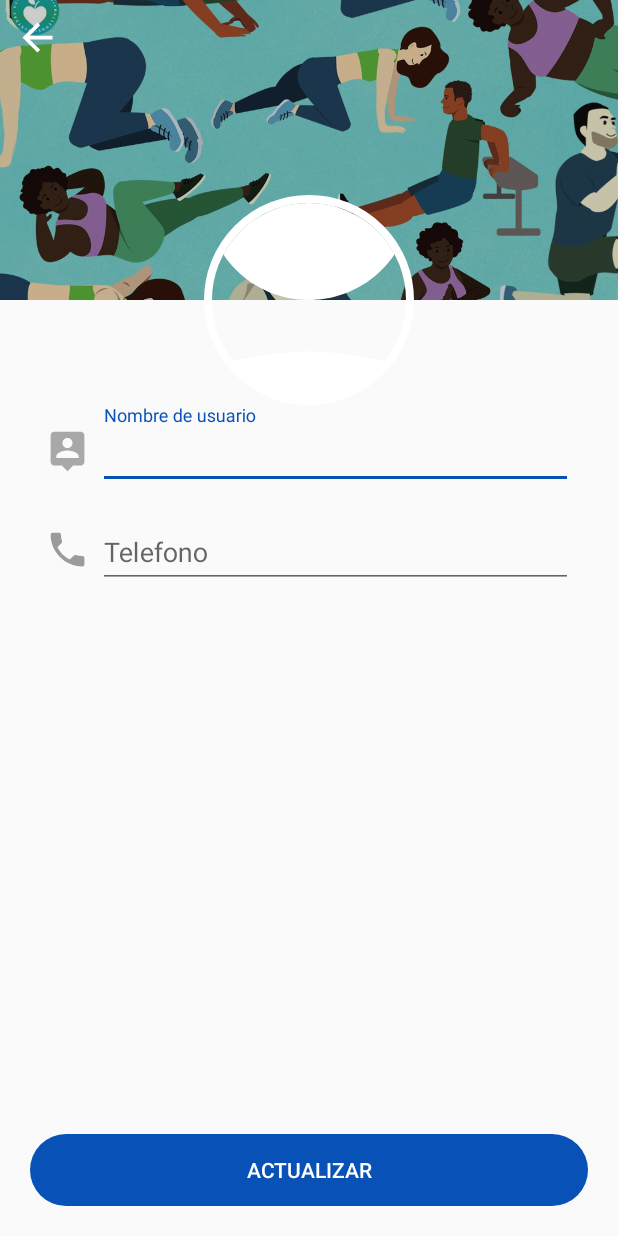
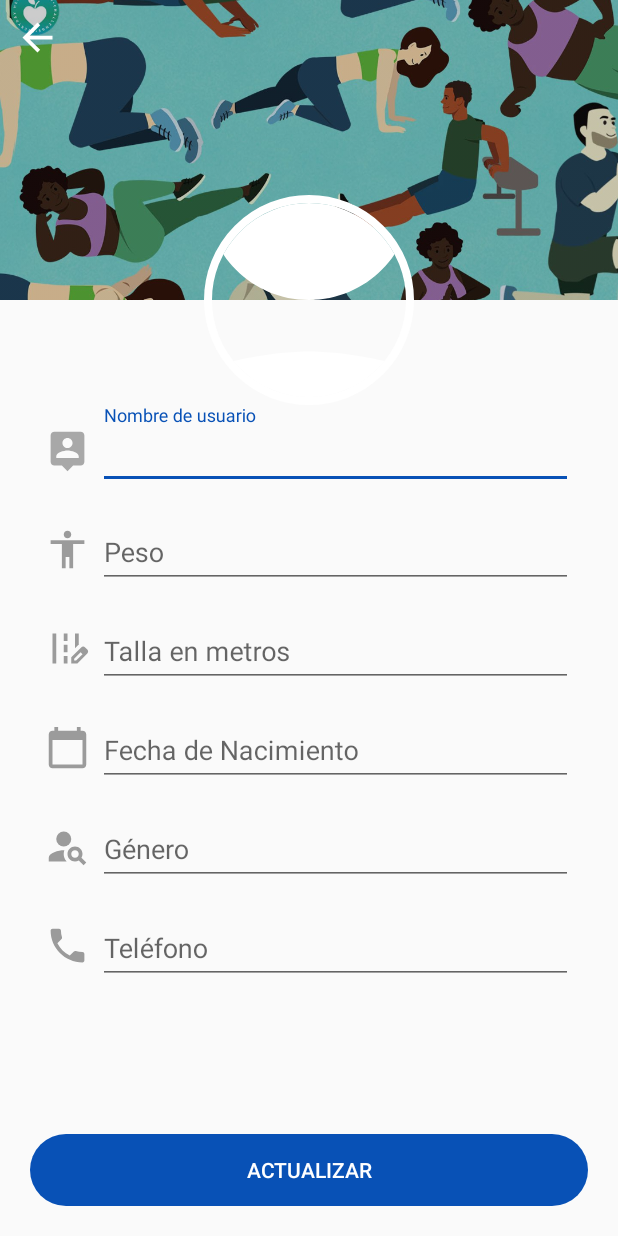
Before and after one commit to nicolasbncruz/makeitbetter, an Android app: the EditProfileActivity screen opened directly, with no data from a screen before it, on a phone screen of 412 x 824 dp. Run offline under Robolectric (Android 15) with nearby library versions, the light colour scheme and no system bars; our stand-ins replace CircleImageView, Firebase (no records; nobody signed in at launch, a user with empty details on screens opened directly), Picasso; libraries missing offline, so code that uses them is left out: dmax.dialog; pictures from the network do not load; 1 statement that could not run was skipped.

Commit message:
feat: icons new field in user profile

```diff
--- /dev/null
+++ b/app/src/main/res/drawable/ic_calendar.xml
@@ -0,0 +1,5 @@
+<vector android:height="24dp" android:tint="#9B9B9B"
+    android:viewportHeight="24" android:viewportWidth="24"
+    android:width="24dp" xmlns:android="http://schemas.android.com/apk/res/android">
+    <path android:fillColor="@android:color/white" android:pathData="M20,3h-1L19,1h-2v2L7,3L7,1L5,1v2L4,3c-1.1,0 -2,0.9 -2,2v16c0,1.1 0.9,2 2,2h16c1.1,0 2,-0.9 2,-2L22,5c0,-1.1 -0.9,-2 -2,-2zM20,21L4,21L4,8h16v13z"/>
+</vector>
--- /dev/null
+++ b/app/src/main/res/drawable/ic_genero.xml
@@ -0,0 +1,7 @@
+<vector android:height="24dp" android:tint="#9B9B9B"
+    android:viewportHeight="24" android:viewportWidth="24"
+    android:width="24dp" xmlns:android="http://schemas.android.com/apk/res/android">
+    <path android:fillColor="@android:color/white" android:pathData="M10,8m-4,0a4,4 0,1 1,8 0a4,4 0,1 1,-8 0"/>
+    <path android:fillColor="@android:color/white" android:pathData="M10.35,14.01C7.62,13.91 2,15.27 2,18v2h9.54C9.07,17.24 10.31,14.11 10.35,14.01z"/>
+    <path android:fillColor="@android:color/white" android:pathData="M19.43,18.02C19.79,17.43 20,16.74 20,16c0,-2.21 -1.79,-4 -4,-4s-4,1.79 -4,4c0,2.21 1.79,4 4,4c0.74,0 1.43,-0.22 2.02,-0.57L20.59,22L22,20.59L19.43,18.02zM16,18c-1.1,0 -2,-0.9 -2,-2c0,-1.1 0.9,-2 2,-2s2,0.9 2,2C18,17.1 17.1,18 16,18z"/>
+</vector>
--- /dev/null
+++ b/app/src/main/res/drawable/ic_peso.xml
@@ -0,0 +1,5 @@
+<vector android:height="24dp" android:tint="#9B9B9B"
+    android:viewportHeight="24" android:viewportWidth="24"
+    android:width="24dp" xmlns:android="http://schemas.android.com/apk/res/android">
+    <path android:fillColor="@android:color/white" android:pathData="M12,2c1.1,0 2,0.9 2,2s-0.9,2 -2,2 -2,-0.9 -2,-2 0.9,-2 2,-2zM21,9h-6v13h-2v-6h-2v6L9,22L9,9L3,9L3,7h18v2z"/>
+</vector>
--- /dev/null
+++ b/app/src/main/res/drawable/ic_tall.xml
@@ -0,0 +1,10 @@
+<vector android:height="24dp" android:tint="#9B9B9B"
+    android:viewportHeight="24" android:viewportWidth="24"
+    android:width="24dp" xmlns:android="http://schemas.android.com/apk/res/android">
+    <path android:fillColor="@android:color/white" android:pathData="M18,4l-2,0l0,7.9l2,-2z"/>
+    <path android:fillColor="@android:color/white" android:pathData="M4,4h2v16h-2z"/>
+    <path android:fillColor="@android:color/white" android:pathData="M10,4h2v4h-2z"/>
+    <path android:fillColor="@android:color/white" android:pathData="M10,10h2v4h-2z"/>
+    <path android:fillColor="@android:color/white" android:pathData="M10,16h2v4h-2z"/>
+    <path android:fillColor="@android:color/white" android:pathData="M22.56,12.59l-1.15,-1.15c-0.59,-0.59 -1.54,-0.59 -2.12,0L14,16.73V20h3.27l5.29,-5.29C23.15,14.12 23.15,13.17 22.56,12.59zM16.58,18.45h-1.03v-1.03L19,13.97L20.03,15L16.58,18.45z"/>
+</vector>
--- a/app/src/main/res/layout/activity_edit_profile.xml
+++ b/app/src/main/res/layout/activity_edit_profile.xml
@@ -68,10 +68,10 @@
 
             </com.google.android.material.textfield.TextInputLayout>
 
-
         </LinearLayout>
 
 
+        <!-- nuevos cammpos -->
         <LinearLayout
                 android:layout_width="match_parent"
                 android:layout_height="wrap_content"
@@ -83,25 +83,133 @@
             <ImageView
                     android:layout_width="30dp"
                     android:layout_height="30dp"
-                    android:src="@drawable/ic_phone"
+                    android:src="@drawable/ic_peso"
                     android:layout_marginTop="15dp"
                     android:layout_marginRight="5dp"/>
 
             <com.google.android.material.textfield.TextInputLayout
                     android:layout_width="match_parent"
-                    android:layout_height="wrap_content"
-            >
+                    android:layout_height="wrap_content">
 
                 <com.google.android.material.textfield.TextInputEditText
-                        android:id="@+id/textInputPhone"
+                        android:id="@+id/textInputPeso"
                         android:layout_width="match_parent"
                         android:layout_height="wrap_content"
-                        android:hint="Telefono"
-                        android:inputType="numberSigned"/>
+                        android:hint="Peso"
+                        android:inputType="numberDecimal"/>
+            </com.google.android.material.textfield.TextInputLayout>
+        </LinearLayout>
 
+        <LinearLayout
+            android:layout_width="match_parent"
+            android:layout_height="wrap_content"
+            android:orientation="horizontal"
+            android:layout_marginLeft="30dp"
+            android:layout_marginRight="30dp"
+            android:layout_marginTop="10dp">
+
+            <ImageView
+                android:layout_width="30dp"
+                android:layout_height="30dp"
+                android:src="@drawable/ic_tall"
+                android:layout_marginTop="15dp"
+                android:layout_marginRight="5dp"/>
+
+            <com.google.android.material.textfield.TextInputLayout
+                android:layout_width="match_parent"
+                android:layout_height="wrap_content">
+
+                <com.google.android.material.textfield.TextInputEditText
+                    android:id="@+id/textInputTalla"
+                    android:layout_width="match_parent"
+                    android:layout_height="wrap_content"
+                    android:hint="Talla en metros"
+                    android:inputType="numberDecimal"/>
             </com.google.android.material.textfield.TextInputLayout>
+        </LinearLayout>
 
+        <LinearLayout
+            android:layout_width="match_parent"
+            android:layout_height="wrap_content"
+            android:orientation="horizontal"
+            android:layout_marginLeft="30dp"
+            android:layout_marginRight="30dp"
+            android:layout_marginTop="10dp">
 
+            <ImageView
+                android:layout_width="30dp"
+                android:layout_height="30dp"
+                android:src="@drawable/ic_calendar"
+                android:layout_marginTop="15dp"
+                android:layout_marginRight="5dp"/>
+
+            <com.google.android.material.textfield.TextInputLayout
+                android:layout_width="match_parent"
+                android:layout_height="wrap_content">
+
+                <com.google.android.material.textfield.TextInputEditText
+                    android:id="@+id/textInputDate"
+                    android:layout_width="match_parent"
+                    android:layout_height="wrap_content"
+                    android:hint="Fecha de Nacimiento"
+                    android:inputType="datetime"/>
+            </com.google.android.material.textfield.TextInputLayout>
+        </LinearLayout>
+
+        <LinearLayout
+            android:layout_width="match_parent"
+            android:layout_height="wrap_content"
+            android:orientation="horizontal"
+            android:layout_marginLeft="30dp"
+            android:layout_marginRight="30dp"
+            android:layout_marginTop="10dp">
+
+            <ImageView
+                android:layout_width="30dp"
+                android:layout_height="30dp"
+                android:src="@drawable/ic_genero"
+                android:layout_marginTop="15dp"
+                android:layout_marginRight="5dp"/>
+
+            <com.google.android.material.textfield.TextInputLayout
+                android:layout_width="match_parent"
+                android:layout_height="wrap_content">
+
+                <com.google.android.material.textfield.TextInputEditText
+                    android:id="@+id/textInputGenero"
+                    android:layout_width="match_parent"
+                    android:layout_height="wrap_content"
+                    android:hint="Género"
+                    android:inputType=""/>
+            </com.google.android.material.textfield.TextInputLayout>
+        </LinearLayout>
+        <!-- fin nuevos campos-->
+        <LinearLayout
+            android:layout_width="match_parent"
+            android:layout_height="wrap_content"
+            android:orientation="horizontal"
+            android:layout_marginLeft="30dp"
+            android:layout_marginRight="30dp"
+            android:layout_marginTop="10dp">
+
+            <ImageView
+                android:layout_width="30dp"
+                android:layout_height="30dp"
+                android:src="@drawable/ic_phone"
+                android:layout_marginTop="15dp"
+                android:layout_marginRight="5dp"/>
+
+            <com.google.android.material.textfield.TextInputLayout
+                android:layout_width="match_parent"
+                android:layout_height="wrap_content">
+
+                <com.google.android.material.textfield.TextInputEditText
+                    android:id="@+id/textInputPhone"
+                    android:layout_width="match_parent"
+                    android:layout_height="wrap_content"
+                    android:hint="Teléfono"
+                    android:inputType="numberSigned"/>
+            </com.google.android.material.textfield.TextInputLayout>
         </LinearLayout>
 
     </LinearLayout>
```
